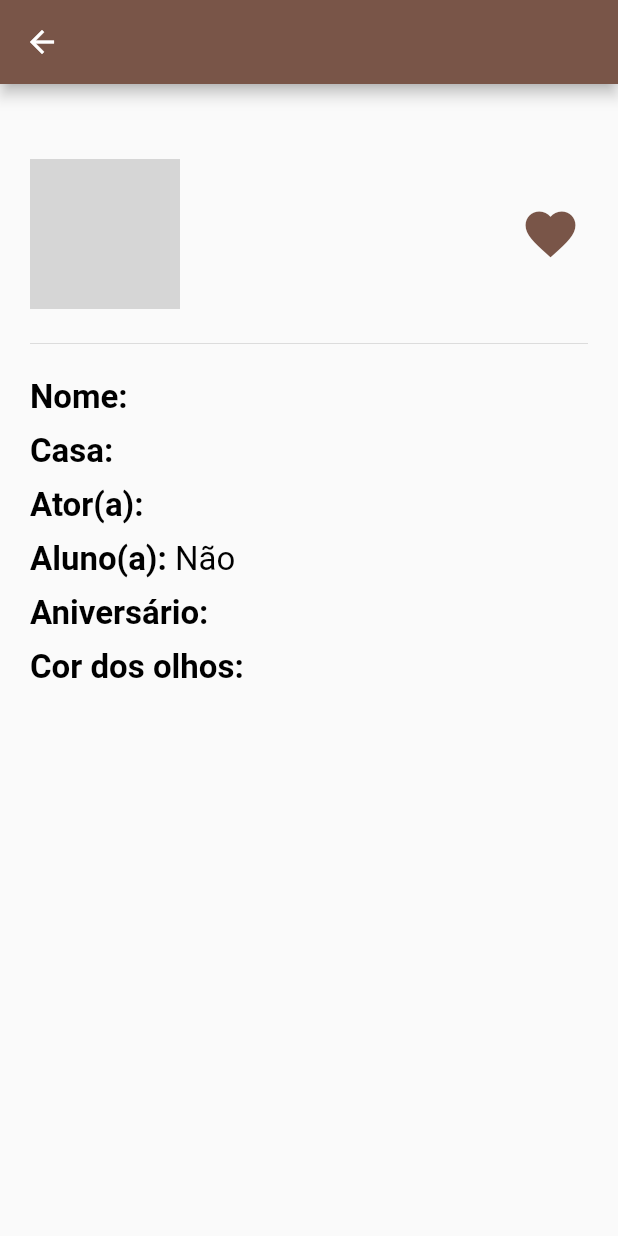
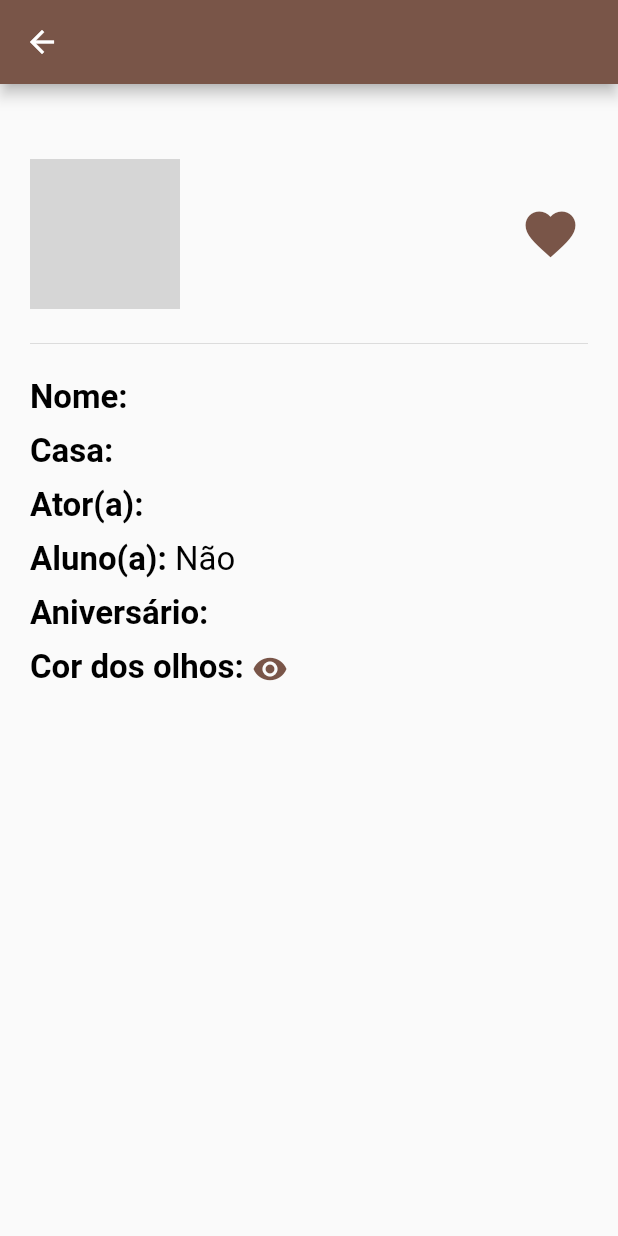
Before and after one commit to Leomhl/harry-potter-challenge, a Flutter app: the CharacterScreen screen opened directly with empty values, on a phone screen of 412 x 824 dp. Run offline on Flutter 3.47's test engine with Material 2 defaults, Android fonts, the phone set to English and light mode, and no system bars; our stand-ins replace sqflite; accounts and stored records are empty; network calls fail; grey boxes are pictures that could not be loaded.

Commit message:
Melhorias no Design (Cores)

```diff
--- a/lib/main.dart
+++ b/lib/main.dart
@@ -4,7 +4,6 @@ import 'package:harry_potter_challenge/screens/home_screen.dart';
 
 void main() {
   runApp(MyApp());
-  findAll().then((characters) => print('new characters: $characters'));
 }
 
 class MyApp extends StatelessWidget {
--- a/lib/screens/character_screen.dart
+++ b/lib/screens/character_screen.dart
@@ -30,10 +30,12 @@ class _CharacterScreenState extends State<CharacterScreen> {
 
   @override
   Widget build(BuildContext context) {
+    Color houseColor = houseColors();
+
     return Scaffold(
       appBar: AppBar(
         centerTitle: true,
-        backgroundColor: Colors.brown,
+        backgroundColor: houseColor,
         title: Text(
           widget.character.name,
           style: TextStyle(
@@ -172,9 +174,9 @@ class _CharacterScreenState extends State<CharacterScreen> {
                           color: Colors.black,
                           fontSize: 22
                       ),
-                      children: <TextSpan>[
+                      children: [
                         TextSpan(text: 'Cor dos olhos: ', style: TextStyle(fontWeight: FontWeight.bold)),
-                        TextSpan(text: widget.character.eyeColour),
+                        WidgetSpan(child: Icon(Icons.remove_red_eye, color: eyeColors(),))
                       ],
                     ),
                   ),
@@ -188,6 +190,42 @@ class _CharacterScreenState extends State<CharacterScreen> {
     );
   }
 
+  Color houseColors() {
+    Color houseColor = Colors.brown;
+    if(widget.character.house == 'Gryffindor'){
+      houseColor = Color.fromRGBO(174, 0, 1, 1);
+    }
+    if(widget.character.house == 'Slytherin'){
+      houseColor = Color.fromRGBO(26, 71, 42, 1);
+    }
+    if(widget.character.house == 'Hufflepuff'){
+      houseColor = Color.fromRGBO(236, 185, 57, 1);
+    }
+    if(widget.character.house == 'Ravenclaw'){
+      houseColor = Color.fromRGBO(34, 47, 91, 1);
+    }
+    return houseColor;
+  }
+  Color eyeColors() {
+    Color eyeColor = Colors.brown;
+    if(widget.character.eyeColour == 'green'){
+      eyeColor = Colors.green;
+    }
+    if(widget.character.eyeColour == 'blue'){
+      eyeColor = Colors.blue;
+    }
+    if(widget.character.eyeColour == 'grey'){
+      eyeColor = Colors.grey;
+    }
+    if(widget.character.eyeColour == 'black'){
+      eyeColor = Colors.black;
+    }
+    if(widget.character.eyeColour == 'red'){
+      eyeColor = Colors.red;
+    }
+    return eyeColor;
+  }
+
 
 
   // isLiked() async {
```
Also changed, not shown: lib/screens/home_screen.dart (+24 -44 lines).
